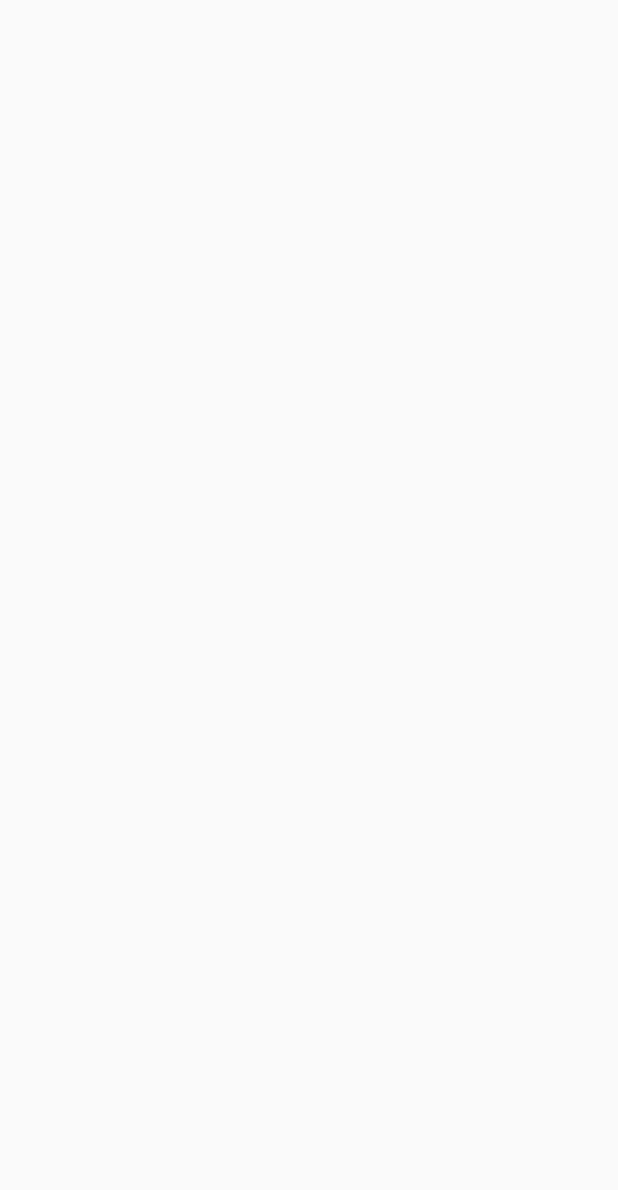
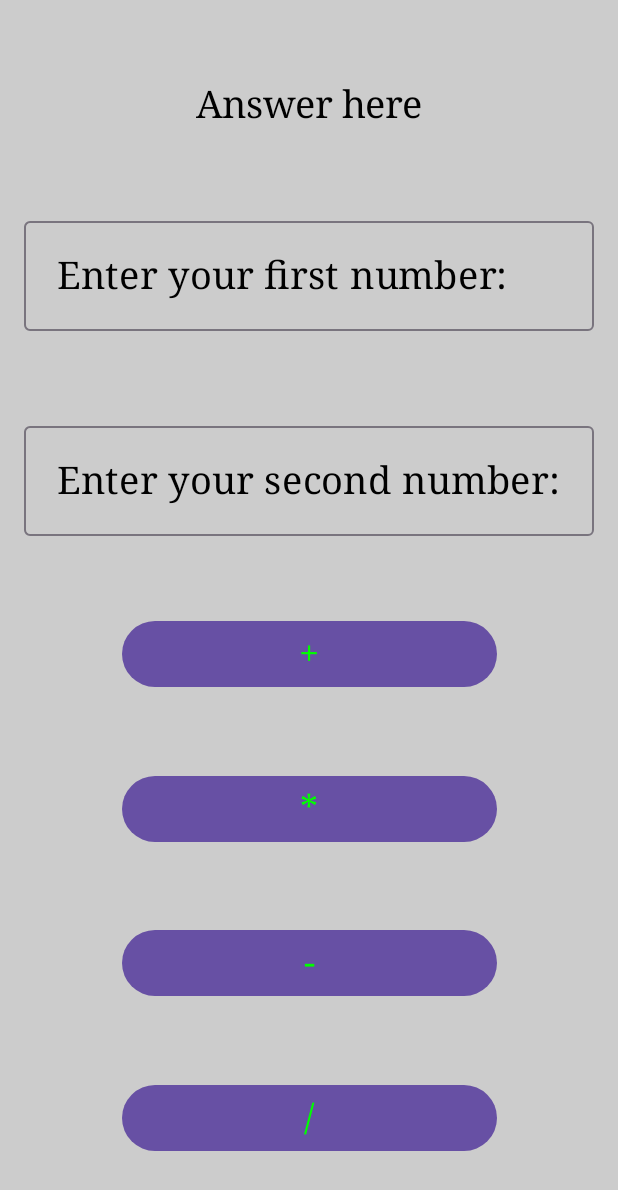
Before and after one commit to Hillary-wekesa7/newapp1, an Android app built with Jetpack Compose: the Calculator_Screen screen opened through its navigation route, on a phone screen of 412 x 824 dp. Before the commit the part shown is empty. Shown: the top 1190 px of the screen. Run offline under Robolectric (Android 15) with nearby library versions, the phone set to English and light mode, and no system bars.

Commit message:
first commit

```diff
--- a/app/src/main/java/com/bingo/newproj2/ui/theme/screens/calculator/Caculator_Screen.kt
+++ b/app/src/main/java/com/bingo/newproj2/ui/theme/screens/calculator/Caculator_Screen.kt
@@ -1,14 +1,96 @@
 package com.bingo.newproj2.ui.theme.screens.calculator
 
+import androidx.compose.foundation.background
+import androidx.compose.foundation.layout.Arrangement
+import androidx.compose.foundation.layout.Column
+import androidx.compose.foundation.layout.fillMaxSize
+import androidx.compose.foundation.layout.fillMaxWidth
+import androidx.compose.foundation.layout.padding
+import androidx.compose.foundation.layout.width
+import androidx.compose.material3.Button
+import androidx.compose.material3.OutlinedTextField
+import androidx.compose.material3.Text
+import androidx.compose.material3.TextField
 import androidx.compose.runtime.Composable
+import androidx.compose.runtime.getValue
+import androidx.compose.runtime.mutableStateOf
+import androidx.compose.runtime.remember
+import androidx.compose.runtime.setValue
+import androidx.compose.ui.Alignment
 import androidx.compose.ui.Modifier
+import androidx.compose.ui.graphics.Color
+import androidx.compose.ui.text.font.FontFamily
+import androidx.compose.ui.text.input.TextFieldValue
 import androidx.compose.ui.tooling.preview.Preview
+import androidx.compose.ui.unit.dp
+import androidx.compose.ui.unit.sp
 import androidx.navigation.NavController
 import androidx.navigation.NavHostController
 import androidx.navigation.compose.rememberNavController
 
 @Composable
 fun Calculator_Screen(navController:NavHostController) {
+    var fnum by remember{ mutableStateOf(TextFieldValue("")) }
+    var snum by remember{ mutableStateOf(TextFieldValue("")) }
+    var answer by remember{ mutableStateOf("") }
+    Column (verticalArrangement = Arrangement.SpaceEvenly,
+        horizontalAlignment = Alignment.CenterHorizontally,
+        modifier = Modifier
+            .fillMaxSize()
+            .background(Color.LightGray)){
+        Text("Answer here",
+            color = Color.Black,
+            fontSize = 25.sp,
+            fontFamily = FontFamily.Serif,)
+        OutlinedTextField(value = fnum,
+            onValueChange = {fnum=it},
+            label = { Text("Enter your first number:",
+                color = Color.Black,
+                fontSize = 25.sp,
+                fontFamily = FontFamily.Serif,
+                modifier = Modifier
+                    .fillMaxWidth()
+                    .padding(6.dp)
+            ) })
+        OutlinedTextField(value = snum,
+            onValueChange = {snum=it},
+            label = { Text("Enter your second number:",
+                color = Color.Black,
+                fontSize = 25.sp,
+                fontFamily = FontFamily.Serif,
+                modifier = Modifier
+                    .fillMaxWidth()
+                    .padding(6.dp)
+            ) })
+        Button(onClick = {},
+            modifier = Modifier.width(250.dp)) {
+            Text("+",
+                color = Color.Green,
+                fontSize = 24.sp,
+                fontFamily = FontFamily.Serif)
+        }
+        Button(onClick = {},
+            modifier = Modifier.width(250.dp)) {
+            Text("*",
+                color = Color.Green,
+                fontSize = 24.sp,
+                fontFamily = FontFamily.Serif)
+        }
+        Button(onClick = {},
+            modifier = Modifier.width(250.dp)) {
+            Text("-",
+                color = Color.Green,
+                fontSize = 24.sp,
+                fontFamily = FontFamily.Serif)
+        }
+        Button(onClick = {},
+            modifier = Modifier.width(250.dp)) {
+            Text("/",
+                color = Color.Green,
+                fontSize = 24.sp,
+                fontFamily = FontFamily.Serif)
+        }
+    }
 
 }
 
--- a/app/src/main/java/com/bingo/newproj2/ui/theme/screens/home/HomeScreen.kt
+++ b/app/src/main/java/com/bingo/newproj2/ui/theme/screens/home/HomeScreen.kt
@@ -41,7 +41,7 @@ fun Home_Screen(navController: NavHostController) {
         horizontalAlignment = Alignment.CenterHorizontally,
         modifier = Modifier
             .fillMaxSize()
-            .background(Color.DarkGray)) {
+            .background(Color.Black)) {
         Spacer(modifier = Modifier.height(25.dp))
         Text("Hillary's app",
             color = Color.Magenta,
```
